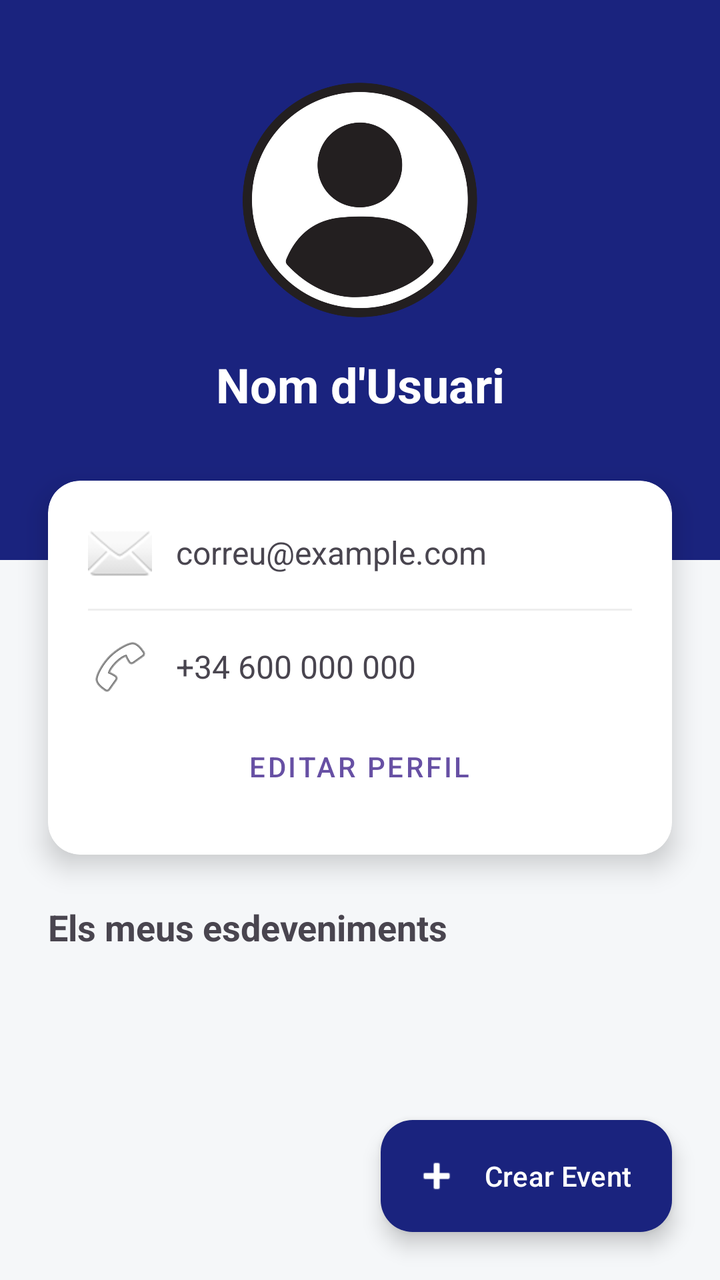
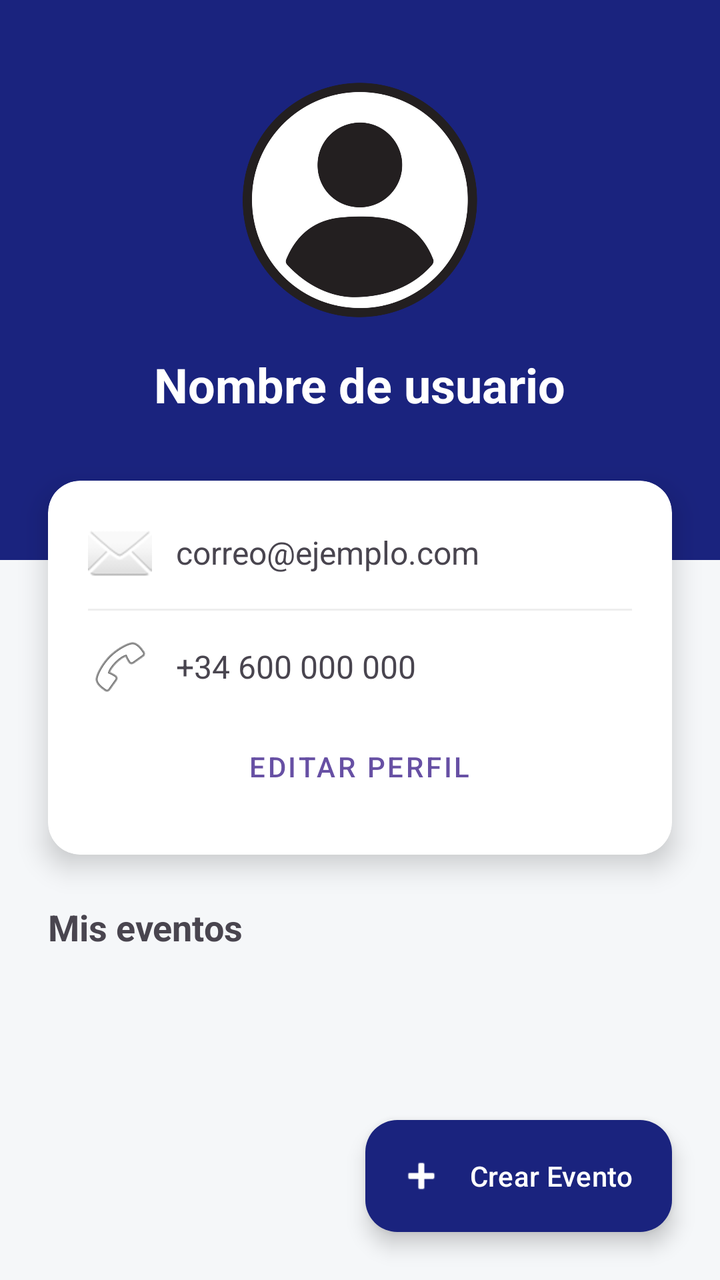

The first picture is an Android layout as it rendered before a commit; the second is the same layout after the commit. The layout source and the unified diff follow.
<!-- AndroidManifest.xml: application theme Theme.Projecte -->
<!-- res/layout/activity_user.xml -->
<?xml version="1.0" encoding="utf-8"?>
<androidx.coordinatorlayout.widget.CoordinatorLayout
    xmlns:android="http://schemas.android.com/apk/res/android"
    xmlns:app="http://schemas.android.com/apk/res-auto"
    xmlns:tools="http://schemas.android.com/tools"
    android:layout_width="match_parent"
    android:layout_height="match_parent"
    android:background="#F5F7F9">

    <androidx.core.widget.NestedScrollView
        android:layout_width="match_parent"
        android:layout_height="match_parent"
        android:fillViewport="true">

        <androidx.constraintlayout.widget.ConstraintLayout
            android:layout_width="match_parent"
            android:layout_height="wrap_content"
            tools:context=".UserActivity">

            <View
                android:id="@+id/headerBackground"
                android:layout_width="match_parent"
                android:layout_height="280dp"
                android:background="#1A237E"
                app:layout_constraintTop_toTopOf="parent" />

            <com.google.android.material.imageview.ShapeableImageView
                android:id="@+id/fotoPerfil"
                android:layout_width="120dp"
                android:layout_height="120dp"
                android:layout_marginTop="40dp"
                android:scaleType="centerCrop"
                app:strokeColor="#FFFFFF"
                app:shapeAppearanceOverlay="@style/ShapeAppearance.MaterialComponents.SmallComponent"
                app:layout_constraintEnd_toEndOf="parent"
                app:layout_constraintStart_toStartOf="parent"
                app:layout_constraintTop_toTopOf="parent"
                app:srcCompat="@drawable/user_icon" />

            <TextView
                android:id="@+id/nomTxt"
                android:layout_width="wrap_content"
                android:layout_height="wrap_content"
                android:layout_marginTop="16dp"
                android:text="Nom d'Usuari"
                android:textColor="#FFFFFF"
                android:textSize="24sp"
                android:textStyle="bold"
                app:layout_constraintEnd_toEndOf="parent"
                app:layout_constraintStart_toStartOf="parent"
                app:layout_constraintTop_toBottomOf="@+id/fotoPerfil" />

            <androidx.cardview.widget.CardView
                android:id="@+id/infoCard"
                android:layout_width="match_parent"
                android:layout_height="wrap_content"
                android:layout_marginStart="24dp"
                android:layout_marginEnd="24dp"
                android:layout_marginTop="-40dp"
                app:cardCornerRadius="16dp"
                app:cardElevation="8dp"
                app:layout_constraintTop_toBottomOf="@+id/headerBackground">

                <LinearLayout
                    android:layout_width="match_parent"
                    android:layout_height="wrap_content"
                    android:orientation="vertical"
                    android:padding="20dp">

                    <TextView
                        android:id="@+id/correuTxt"
                        android:layout_width="match_parent"
                        android:layout_height="wrap_content"
                        android:drawablePadding="12dp"
                        android:gravity="center_vertical"
                        android:text="correu@example.com"
                        android:textSize="16sp"
                        app:drawableStartCompat="@android:drawable/ic_dialog_email" />

                    <View
                        android:layout_width="match_parent"
                        android:layout_height="1dp"
                        android:layout_marginVertical="12dp"
                        android:background="#EEEEEE" />

                    <TextView
                        android:id="@+id/telefonTxt"
                        android:layout_width="match_parent"
                        android:layout_height="wrap_content"
                        android:drawablePadding="12dp"
                        android:gravity="center_vertical"
                        android:text="+34 600 000 000"
                        android:textSize="16sp"
                        app:drawableStartCompat="@android:drawable/ic_menu_call" />

                    <TextView
                        android:id="@+id/seguidorsTxt"
                        android:layout_width="match_parent"
                        android:layout_height="wrap_content"
                        android:layout_marginTop="12dp"
                        android:text="Seguidors: 0"
                        android:textStyle="bold"
                        android:visibility="gone" />

                    <Button
                        android:id="@+id/editPerfilBtn"
                        style="@style/Widget.MaterialComponents.Button.TextButton"
                        android:layout_width="wrap_content"
                        android:layout_height="wrap_content"
                        android:layout_gravity="center"
                        android:layout_marginTop="10dp"
                        android:text="EDITAR PERFIL" />

                </LinearLayout>
            </androidx.cardview.widget.CardView>

            <TextView
                android:id="@+id/titleEvents"
                android:layout_width="wrap_content"
                android:layout_height="wrap_content"
                android:layout_marginStart="24dp"
                android:layout_marginTop="24dp"
                android:text="Els meus esdeveniments"
                android:textSize="18sp"
                android:textStyle="bold"
                app:layout_constraintStart_toStartOf="parent"
                app:layout_constraintTop_toBottomOf="@+id/infoCard" />

            <androidx.recyclerview.widget.RecyclerView
                android:id="@+id/meusEventsList"
                android:layout_width="match_parent"
                android:layout_height="wrap_content"
                android:layout_marginTop="8dp"
                android:paddingHorizontal="16dp"
                android:nestedScrollingEnabled="false"
                app:layout_constraintTop_toBottomOf="@+id/titleEvents" />

        </androidx.constraintlayout.widget.ConstraintLayout>
    </androidx.core.widget.NestedScrollView>

    <com.google.android.material.floatingactionbutton.ExtendedFloatingActionButton
        android:id="@+id/crearEventBtn"
        android:layout_width="wrap_content"
        android:layout_height="wrap_content"
        android:layout_gravity="bottom|end"
        android:layout_margin="24dp"
        android:text="Crear Event"
        android:textColor="#FFFFFF"
        app:icon="@android:drawable/ic_input_add"
        app:iconTint="#FFFFFF"
        app:backgroundTint="#1A237E" />

</androidx.coordinatorlayout.widget.CoordinatorLayout>
<!-- resources referenced by this layout -->
<resources>
  <!-- drawable user_icon: png bitmap (drawable, 103129 bytes) -->
  <style name="Theme.Projecte" parent="Base.Theme.Projecte" />
  <style name="Base.Theme.Projecte" parent="Theme.Material3.DayNight.NoActionBar">
          
          
      </style>
</resources>

<!-- the commit's change to res/layout/activity_user.xml (unified diff, before → after) -->
@@ -42,7 +42,7 @@
                 android:layout_width="wrap_content"
                 android:layout_height="wrap_content"
                 android:layout_marginTop="16dp"
-                android:text="Nom d'Usuari"
+                android:text="Nombre de usuario"
                 android:textColor="#FFFFFF"
                 android:textSize="24sp"
                 android:textStyle="bold"
@@ -73,7 +73,7 @@
                         android:layout_height="wrap_content"
                         android:drawablePadding="12dp"
                         android:gravity="center_vertical"
-                        android:text="correu@example.com"
+                        android:text="correo@ejemplo.com"
                         android:textSize="16sp"
                         app:drawableStartCompat="@android:drawable/ic_dialog_email" />
 
@@ -98,7 +98,7 @@
                         android:layout_width="match_parent"
                         android:layout_height="wrap_content"
                         android:layout_marginTop="12dp"
-                        android:text="Seguidors: 0"
+                        android:text="Seguidores: 0"
                         android:textStyle="bold"
                         android:visibility="gone" />
 
@@ -120,7 +120,7 @@
                 android:layout_height="wrap_content"
                 android:layout_marginStart="24dp"
                 android:layout_marginTop="24dp"
-                android:text="Els meus esdeveniments"
+                android:text="Mis eventos"
                 android:textSize="18sp"
                 android:textStyle="bold"
                 app:layout_constraintStart_toStartOf="parent"
@@ -144,7 +144,7 @@
         android:layout_height="wrap_content"
         android:layout_gravity="bottom|end"
         android:layout_margin="24dp"
-        android:text="Crear Event"
+        android:text="Crear Evento"
         android:textColor="#FFFFFF"
         app:icon="@android:drawable/ic_input_add"
         app:iconTint="#FFFFFF"
